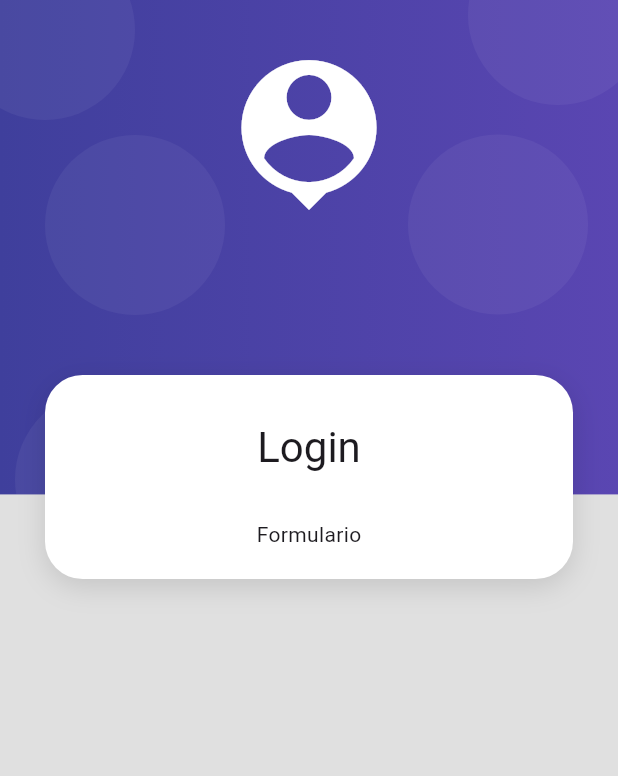
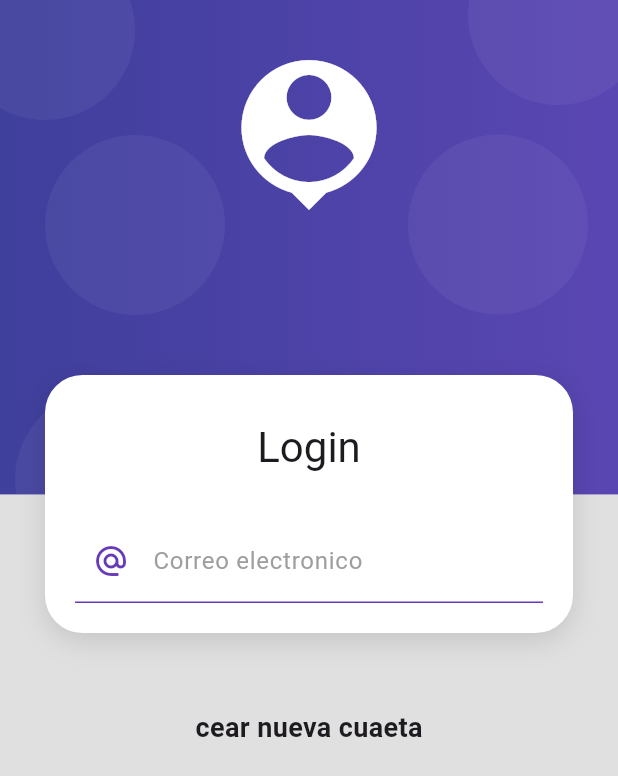
Before and after one commit to Cesarcceo/aplicacion_productos, a Flutter app: the screen it shows after launch, on a phone screen of 412 x 824 dp. Shown: the top 776 px of the screen. Run offline on Flutter 3.47's test engine with Material 3 defaults, Android fonts, the phone set to English and light mode, and no system bars.

Commit message:
New feature (login_screen.dart): :sparkles: se agrego una barra

```diff
--- a/lib/screens/login_sreen.dart
+++ b/lib/screens/login_sreen.dart
@@ -19,11 +19,14 @@ class LoginScreen extends StatelessWidget {
                     Text('Login', style: Theme.of(context).textTheme.headlineMedium),
                     const SizedBox(height: 30,),
 
-                    Text('Formulario'),
+                    _LoginForm(),
 
                   ],
                 ),
               ),
+
+              SizedBox(height: 50),
+              Text('cear nueva cuaeta', style: TextStyle(fontSize: 18, fontWeight: FontWeight.bold))
             ],
           ),
         )
@@ -31,3 +34,41 @@ class LoginScreen extends StatelessWidget {
     );
   }
 }
+
+class _LoginForm extends StatelessWidget {
+
+  @override
+  Widget build(BuildContext context) {
+    return Container(
+      child: Form(
+        child: Column(
+          children: [
+            TextFormField(
+              autocorrect: false,
+              keyboardType: TextInputType.emailAddress,
+              decoration: const  InputDecoration(
+                enabledBorder: UnderlineInputBorder(
+                  borderSide: BorderSide(
+                    color: Colors.deepPurple,
+                  )
+                ),
+                focusedBorder: UnderlineInputBorder(
+                  borderSide: BorderSide(
+                    color: Colors.deepPurple,
+                    width: 2,
+                  )
+                ),
+                hintText: 'email',
+                labelText: 'Correo electronico',
+                labelStyle: TextStyle(
+                  color: Colors.grey
+                ),
+                prefixIcon: Icon(Icons.alternate_email_sharp, color: Colors.deepPurple)
+              ),
+            ),
+          ],
+        ),
+      ),
+    );
+  }
+}
```
